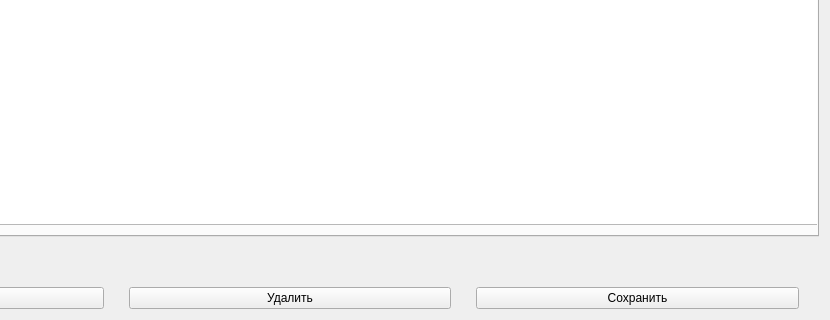
Old version of the form admin_panel.ui in the repository lirthu/kursach; both pictures show x 250 to 1080 and y 400 to 720 of the 1080 by 720 pixel window.
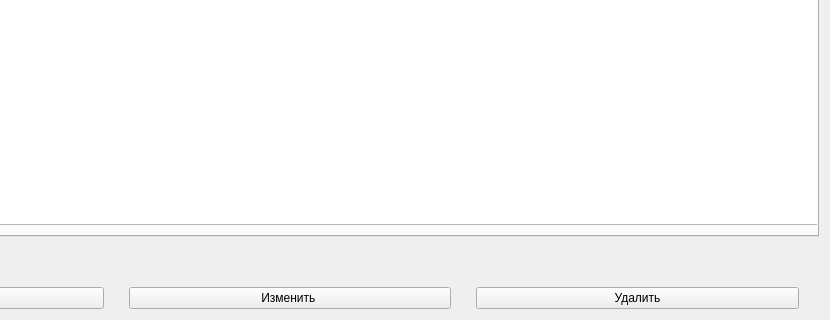
New version of the form.

Commit message: full admin panel + a bit client test merg

What changed in the file:
```diff
--- a/admin_panel.ui
+++ b/admin_panel.ui
@@ -178,16 +178,16 @@
       </widget>
      </item>
      <item>
-      <widget class="QPushButton" name="pushButton_3">
+      <widget class="QPushButton" name="pushButton_4">
        <property name="text">
-        <string>Удалить</string>
+        <string>Изменить </string>
        </property>
       </widget>
      </item>
      <item>
-      <widget class="QPushButton" name="pushButton_4">
+      <widget class="QPushButton" name="pushButton_3">
        <property name="text">
-        <string>Сохранить</string>
+        <string>Удалить</string>
        </property>
       </widget>
      </item>
```
The commit also changes 11 other files.
